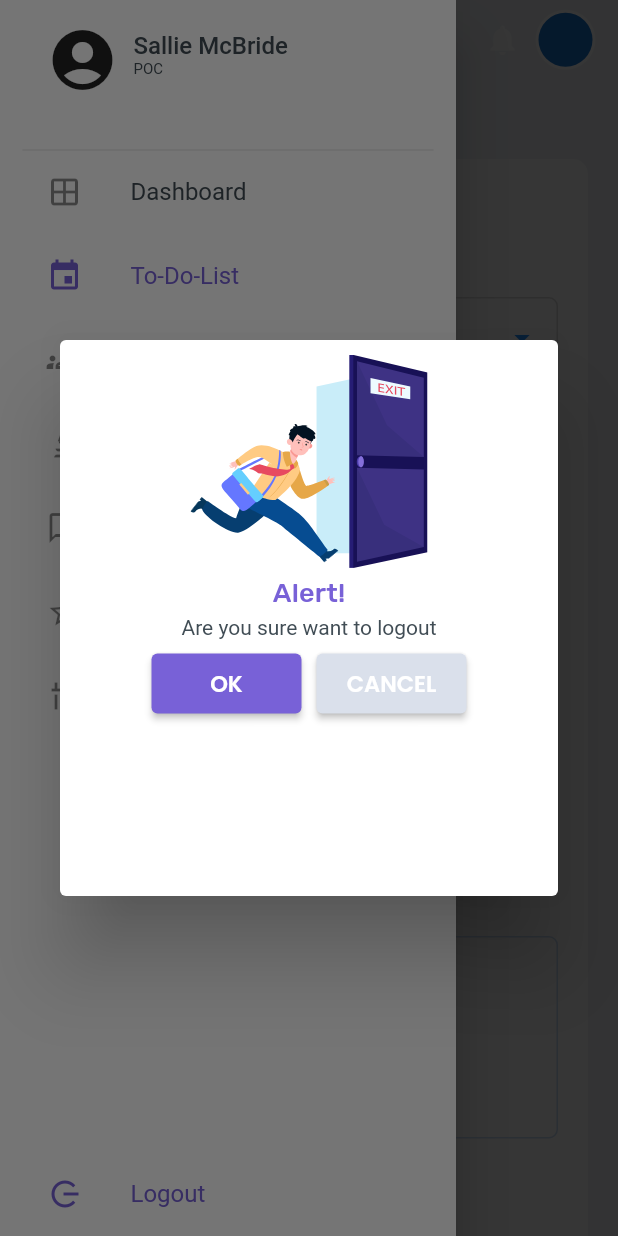
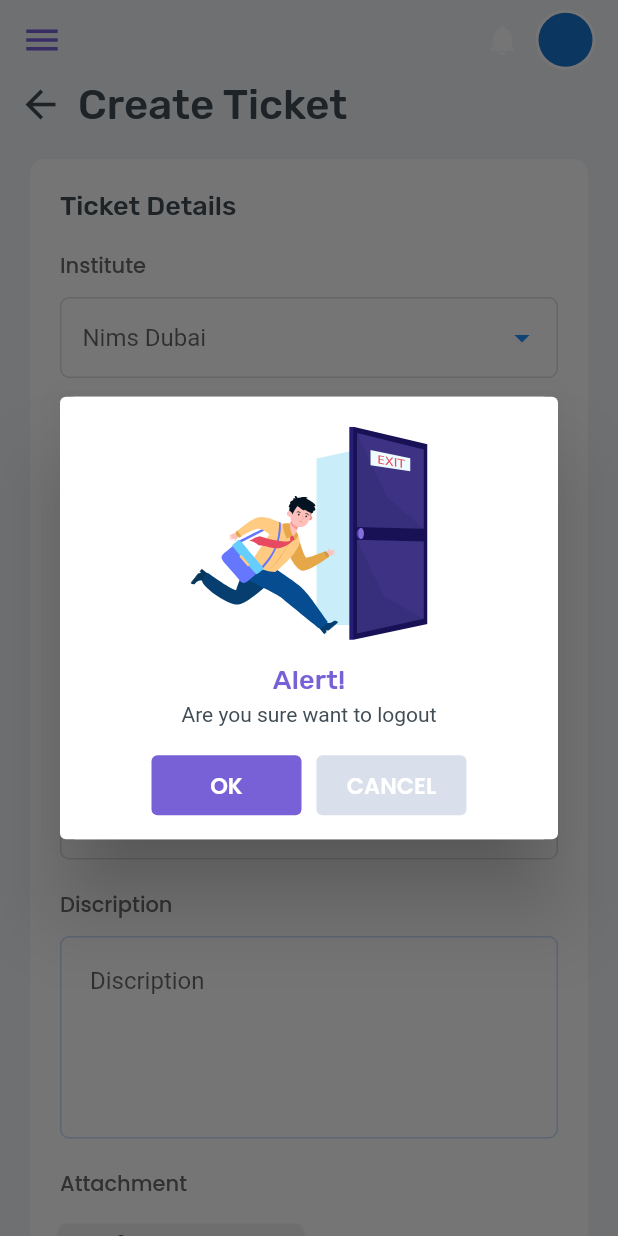
Before and after one commit to faizal6916/help_us_app, a Flutter app: the CreateTicket screen opened by its route, in the side drawer, after a tap on "Logout", on a phone screen of 412 x 824 dp. Run offline on Flutter 3.47's test engine with Material 2 defaults, Android fonts, the light colour scheme and no system bars; our stand-ins replace file_picker, fl_chart, flutter_easyloading, flutter_svg, google_fonts, percent_indicator.

Commit message:
Add logout dialog

```diff
--- a/lib/Sidebar.dart
+++ b/lib/Sidebar.dart
@@ -212,11 +212,7 @@ class _SidebarState extends State<Sidebar> {
                       hoverColor: Colors.red,
                       enabled: true,
                       onTap: () {
-                        // showDialog(
-                        //     context: context,
-                        //     builder: (BuildContext context) {
-                        //       return ExitAlert();
-                        //     });
+                        Navigator.pop(context);
                         showAlertDialog(context);
                       },
                       //visualDensity: VisualDensity(vertical: -3),
@@ -238,13 +234,14 @@ class _SidebarState extends State<Sidebar> {
         builder: (BuildContext context) {
           return Dialog(
             child: Container(
-              height: MediaQuery.of(context).size.height * 0.45,
-              padding: EdgeInsets.only(top: 10),
+              height: 295,
+              padding: EdgeInsets.only(top: 20),
               decoration: BoxDecoration(
                   color: Colors.white, borderRadius: BorderRadius.circular(10)),
               child: Column(
                 children: [
                   SvgPicture.asset('assets/icons/lgoutlogo.svg'),
+                  SizedBox(height: 10,),
                   Text(
                     'Alert!',
                     style: GoogleFonts.rubik(
@@ -264,7 +261,7 @@ class _SidebarState extends State<Sidebar> {
                         color: Color(0xFF414D55)),
                   ),
                   SizedBox(
-                    height: 5,
+                    height: 15,
                   ),
                   Row(
                     mainAxisAlignment: MainAxisAlignment.center,
@@ -283,7 +280,9 @@ class _SidebarState extends State<Sidebar> {
                         style: ElevatedButton.styleFrom(
                             primary: Color(0xFF7861D7),
                             onPrimary: Colors.white,
-                            minimumSize: Size(100, 40)),
+                            minimumSize: Size(100, 40),
+                            elevation: 0,
+                        ),
                       ),
                       SizedBox(
                         width: 10,
@@ -302,7 +301,9 @@ class _SidebarState extends State<Sidebar> {
                         style: ElevatedButton.styleFrom(
                             primary: Color(0xFFDAE0EB),
                             onPrimary: Colors.white,
-                            minimumSize: Size(100, 40)),
+                            minimumSize: Size(100, 40),
+                            elevation: 0,
+                        ),
                       ),
                     ],
                   )
```
